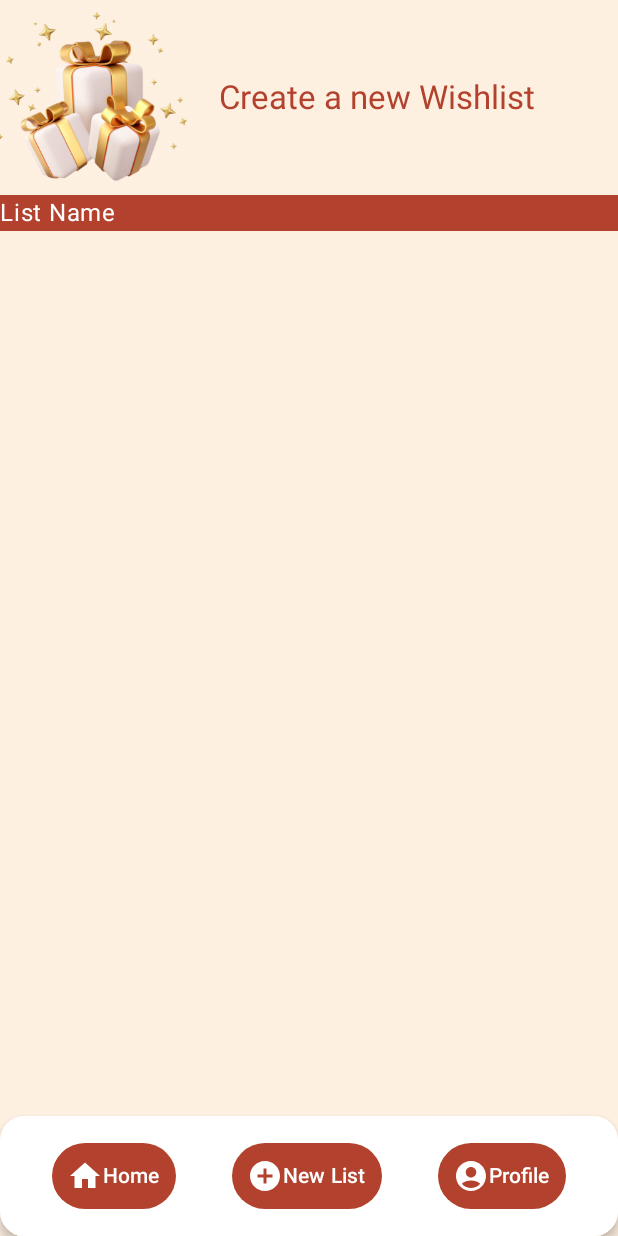
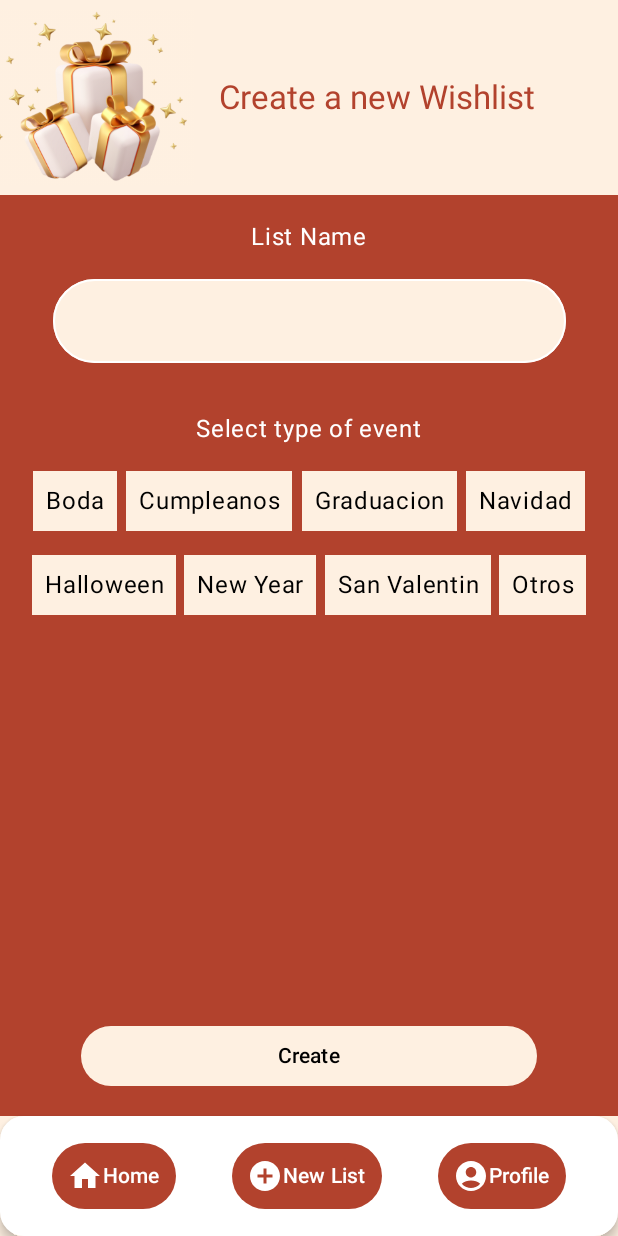
Before and after one commit to AleWWH1104/Proyecto_PPM, an Android app built with Jetpack Compose: the screen it shows after launch (MainActivity), on a phone screen of 412 x 824 dp. Run offline under Robolectric (Android 15) with nearby library versions, the phone set to English and light mode, and no system bars.

Commit message:
pantalla de agregar lista

```diff
--- /dev/null
+++ b/app/src/main/java/com/wishify/proyecto_ppm/ui/catalogs/view/typeEvents.kt
@@ -0,0 +1,32 @@
+package com.wishify.proyecto_ppm.ui.catalogs.view
+
+import androidx.compose.foundation.background
+import androidx.compose.foundation.layout.*
+import androidx.compose.material3.*
+import androidx.compose.runtime.Composable
+import androidx.compose.ui.Modifier
+import androidx.compose.ui.graphics.Color
+import androidx.compose.ui.text.style.TextAlign
+import androidx.compose.ui.tooling.preview.Preview
+import androidx.compose.ui.unit.dp
+import androidx.compose.ui.Alignment
+
+
+@Preview
+@Composable
+fun selectEvent(text: String = "Cumpleanos"){
+    Box(
+        modifier = Modifier
+//            .width(80.dp)
+            .background(Color(0xFFfef0e1))
+    ) {
+        Text(
+            text = text,
+            color = Color.Black,
+            textAlign = TextAlign.Center,
+            modifier = Modifier
+                .align(Alignment.Center)
+                .padding(8.dp)
+        )
+    }
+}
--- /dev/null
+++ b/app/src/main/java/com/wishify/proyecto_ppm/ui/elements/AddButtons.kt
@@ -0,0 +1,21 @@
+package com.wishify.proyecto_ppm.ui.elements
+
+import androidx.annotation.StringRes
+import androidx.compose.foundation.layout.fillMaxWidth
+import androidx.compose.material3.*
+import androidx.compose.runtime.Composable
+import androidx.compose.ui.Modifier
+import androidx.compose.ui.graphics.Color
+import androidx.compose.ui.res.stringResource
+
+@Composable
+fun Botones(@StringRes texto: Int){
+    Button(
+        onClick = { /*TODO*/ },
+        colors = ButtonDefaults.buttonColors(Color(0xFFfef0e1)),
+        modifier = Modifier
+            .fillMaxWidth(0.8f)
+    ) {
+        Text(text = stringResource(id = texto), color= Color.Black)
+    }
+}
--- a/app/src/main/java/com/wishify/proyecto_ppm/ui/elements/TextFields.kt
+++ b/app/src/main/java/com/wishify/proyecto_ppm/ui/elements/TextFields.kt
@@ -1,10 +1,11 @@
 package com.wishify.proyecto_ppm.ui.elements
 
-import androidx.compose.foundation.layout.fillMaxWidth
-import androidx.compose.foundation.layout.height
+import androidx.compose.foundation.layout.*
 import androidx.compose.foundation.shape.RoundedCornerShape
 import androidx.compose.material3.*
 import androidx.compose.runtime.Composable
+import androidx.compose.runtime.mutableStateOf
+import androidx.compose.runtime.remember
 import androidx.compose.ui.Modifier
 import androidx.compose.ui.unit.dp
 import androidx.compose.ui.graphics.Color
@@ -16,17 +17,17 @@ import androidx.compose.ui.tooling.preview.Preview
 @Preview
 @OptIn(ExperimentalMaterial3Api::class)
 @Composable
-fun TextField() {
+fun Inputs_TextField(){
     OutlinedTextField(
-        value = "",  // El valor del input
-        onValueChange = {},  // Función para manejar el cambio del valor
+        value = "",
+        onValueChange = { },
+        shape = RoundedCornerShape(50), // Redondeado
         modifier = Modifier
-            .fillMaxWidth(),
-        shape = RoundedCornerShape(50),
+            .fillMaxWidth(0.9f), // Tamaño para que se vea correctamente
         colors = TextFieldDefaults.outlinedTextFieldColors(
-            containerColor = Color(0xFFfef0e1),
-            focusedBorderColor = Color.Transparent,
-            unfocusedBorderColor = Color.Transparent,
+            focusedBorderColor = Color.White,
+            unfocusedBorderColor = Color.White,
+            containerColor = Color(0xFFfef0e1)// Transparente
         )
     )
 }
--- a/app/src/main/java/com/wishify/proyecto_ppm/ui/wishLists/view/AddList_Screen.kt
+++ b/app/src/main/java/com/wishify/proyecto_ppm/ui/wishLists/view/AddList_Screen.kt
@@ -2,6 +2,7 @@ package com.wishify.proyecto_ppm.ui.wishLists.view
 import androidx.compose.foundation.Image
 import androidx.compose.foundation.background
 import androidx.compose.foundation.layout.*
+import androidx.compose.foundation.shape.RoundedCornerShape
 import androidx.compose.material3.*
 import androidx.compose.runtime.Composable
 import androidx.compose.ui.Modifier
@@ -13,6 +14,10 @@ import androidx.compose.ui.unit.dp
 import com.wishify.proyecto_ppm.R
 import com.wishify.proyecto_ppm.ui.elements.AppBar
 import androidx.compose.ui.Alignment
+import androidx.compose.ui.draw.clip
+import com.wishify.proyecto_ppm.ui.catalogs.view.selectEvent
+import com.wishify.proyecto_ppm.ui.elements.Inputs_TextField
+import com.wishify.proyecto_ppm.ui.elements.Botones
 
 @Preview
 @Composable
@@ -53,11 +58,52 @@ fun AddList_Screen(){
                     modifier = Modifier
                         .fillMaxWidth()
                         .background(Color(0xFFb2422d))
+                        .padding(16.dp)
+                        .clip(RoundedCornerShape(16.dp)),
+                    verticalArrangement = Arrangement.Center,
+                    horizontalAlignment = Alignment.CenterHorizontally
                 ){
                     Text(
                         text= stringResource(id = R.string.listName),
                         color= Color.White
                     )
+                    Spacer(modifier = Modifier.padding(8.dp))
+                    Inputs_TextField()
+                    Spacer(modifier = Modifier.padding(16.dp))
+                    Text(
+                        text= stringResource(id = R.string.event),
+                        color= Color.White
+                    )
+                    Spacer(modifier = Modifier.padding(8.dp))
+                    Column(
+                        modifier = Modifier
+                            .fillMaxWidth(),
+                        horizontalAlignment = Alignment.CenterHorizontally
+                    ){
+                        Row(
+                            modifier = Modifier
+                                .fillMaxWidth(),
+                            horizontalArrangement = Arrangement.SpaceEvenly
+                        ){
+                            selectEvent("Boda")
+                            selectEvent("Cumpleanos")
+                            selectEvent("Graduacion")
+                            selectEvent("Navidad")
+                        }
+                        Row(
+                            modifier = Modifier
+                                .fillMaxWidth()
+                                .padding(top = 16.dp),
+                            horizontalArrangement = Arrangement.SpaceEvenly
+                        ){
+                            selectEvent("Halloween")
+                            selectEvent("New Year")
+                            selectEvent("San Valentin")
+                            selectEvent("Otros")
+                        }
+                        Spacer(modifier = Modifier.weight(1f))
+                        Botones(texto = R.string.createList)
+                    }
                 }
             }
         }
```
